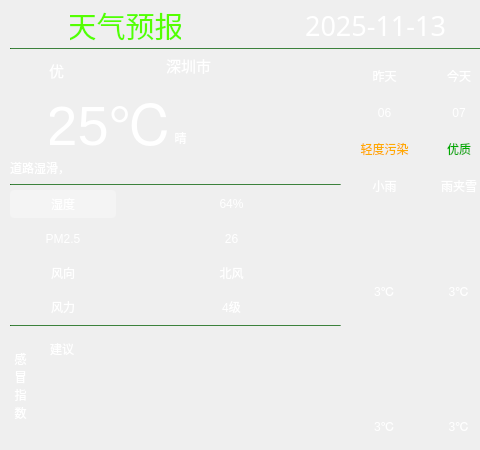
Qt form Weather/widget.ui (SuzukiTccy/QTProject-Weather_forecast) before a commit; both pictures show x 0 to 480 and y 0 to 450 of the 800 by 450 pixel window.
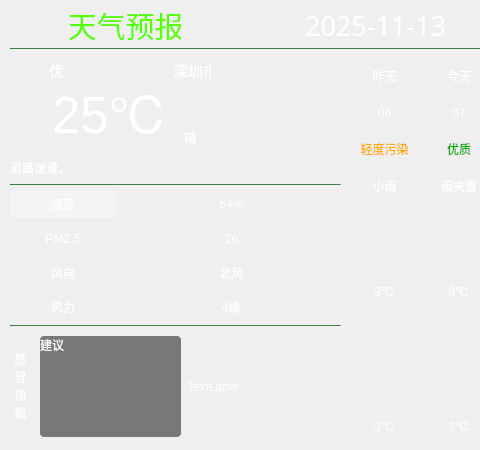
The same form after that commit. Icons and pictures are not drawn.

Diff of the .ui file:
```diff
--- a/Weather/widget.ui
+++ b/Weather/widget.ui
@@ -31,7 +31,7 @@
 color:rgb(255, 255, 255);
 }
 QLabel{
-font: &quot;Microsoft YaHei&quot;;
+font: &quot;Arial&quot;;
 border-radius: 4px;
 background-color: rgba(60, 60, 60, 0);
 color: rgb(255, 255, 255);
@@ -53,7 +53,7 @@
      <string notr="true">background-color: rgba(255, 255, 255, 1);</string>
     </property>
    </widget>
-   <widget class="QLabel" name="dataLb">
+   <widget class="QLabel" name="citydateLb">
     <property name="geometry">
      <rect>
       <x>290</x>
@@ -811,10 +811,10 @@
    <widget class="QWidget" name="gridLayoutWidget_4">
     <property name="geometry">
      <rect>
-      <x>150</x>
-      <y>50</y>
-      <width>61</width>
-      <height>31</height>
+      <x>160</x>
+      <y>60</y>
+      <width>51</width>
+      <height>21</height>
      </rect>
     </property>
     <layout class="QGridLayout" name="gridLayout_4">
@@ -851,14 +851,14 @@
     <property name="geometry">
      <rect>
       <x>50</x>
-      <y>80</y>
+      <y>70</y>
       <width>121</width>
       <height>81</height>
      </rect>
     </property>
     <property name="styleSheet">
      <string notr="true">color:rgba(255,255,255,1);
-font: 42pt;</string>
+font: 38pt</string>
     </property>
     <property name="text">
      <string>25℃</string>
@@ -870,7 +870,7 @@
    <widget class="QLabel" name="cityWeaLb">
     <property name="geometry">
      <rect>
-      <x>160</x>
+      <x>170</x>
       <y>130</y>
       <width>41</width>
       <height>16</height>
@@ -915,15 +915,18 @@
      <string/>
     </property>
    </widget>
-   <widget class="QLabel" name="label">
+   <widget class="QLabel" name="ganmaoBrowser">
     <property name="geometry">
      <rect>
-      <x>50</x>
-      <y>340</y>
+      <x>40</x>
+      <y>336</y>
       <width>141</width>
-      <height>91</height>
+      <height>101</height>
      </rect>
     </property>
+    <property name="styleSheet">
+     <string notr="true">background-color:rgba(0,0,0,0.5);</string>
+    </property>
     <property name="text">
      <string>建议</string>
     </property>
@@ -950,6 +953,19 @@
      <string/>
     </property>
    </widget>
+   <widget class="QLabel" name="sunRiseSetLb">
+    <property name="geometry">
+     <rect>
+      <x>187</x>
+      <y>336</y>
+      <width>151</width>
+      <height>101</height>
+     </rect>
+    </property>
+    <property name="text">
+     <string>TextLabel</string>
+    </property>
+   </widget>
   </widget>
  </widget>
  <resources/>
```
